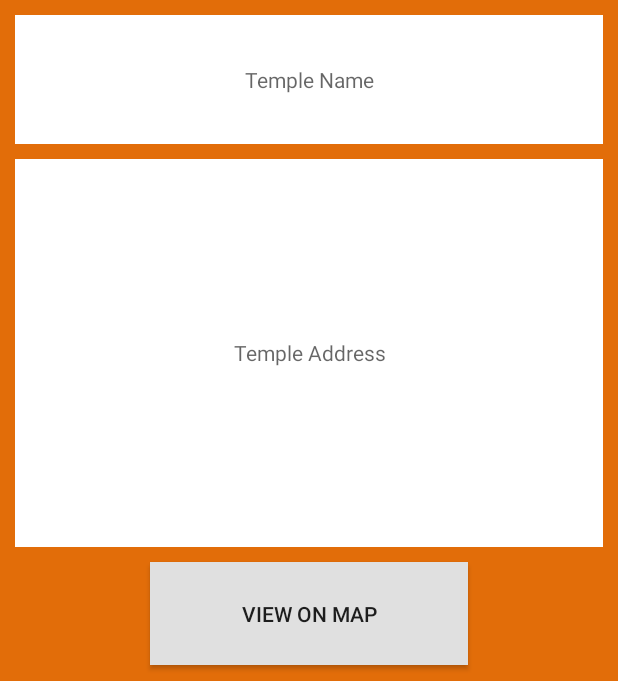
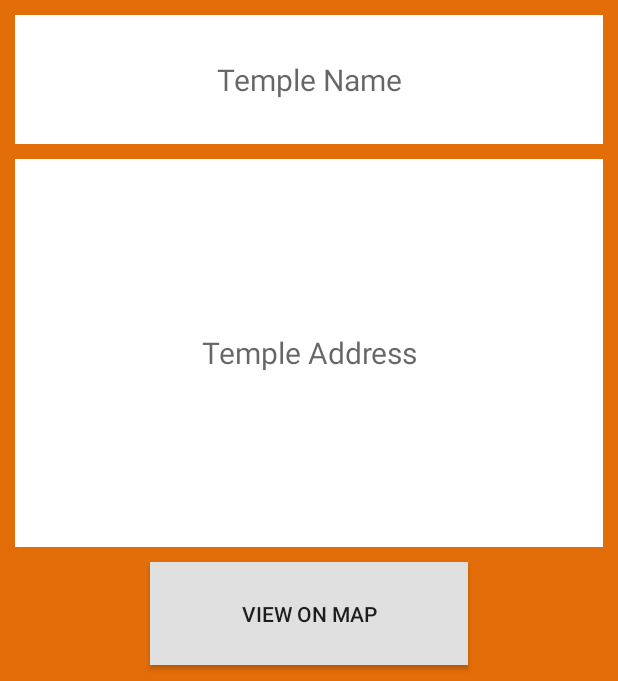
Before and after one commit to vihansolo/108Parshvnath, an Android app: the layout activity_temple_details.xml on its own in the app's theme, with its tools: preview values and no code run, on a phone screen of 412 x 824 dp, the part 555-1236 px from its top. Run offline under Robolectric (Android 15) with nearby library versions, the phone set to English and light mode, and no system bars.

Commit message:
UI changes for temple details activity.

```diff
--- a/app/src/main/res/layout/activity_temple_details.xml
+++ b/app/src/main/res/layout/activity_temple_details.xml
@@ -31,6 +31,7 @@
         android:layout_marginEnd="10dp"
         android:gravity="center"
         android:background="@android:color/white"
+        android:textSize="20sp"
         android:textColor="@android:color/background_dark"
         android:hint="@string/templeName" />
 
@@ -43,8 +44,11 @@
         android:layout_marginTop="10dp"
         android:layout_marginStart="10dp"
         android:layout_marginEnd="10dp"
+        android:paddingStart="20dp"
+        android:paddingEnd="20dp"
         android:gravity="center"
         android:background="@android:color/white"
+        android:textSize="20sp"
         android:textColor="@android:color/background_dark"
         android:hint="@string/templeAddress" />
 
```
